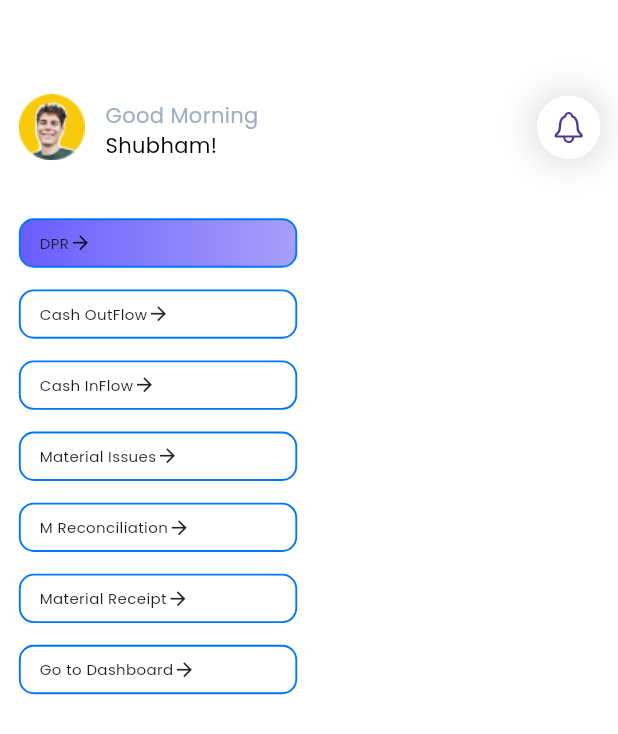
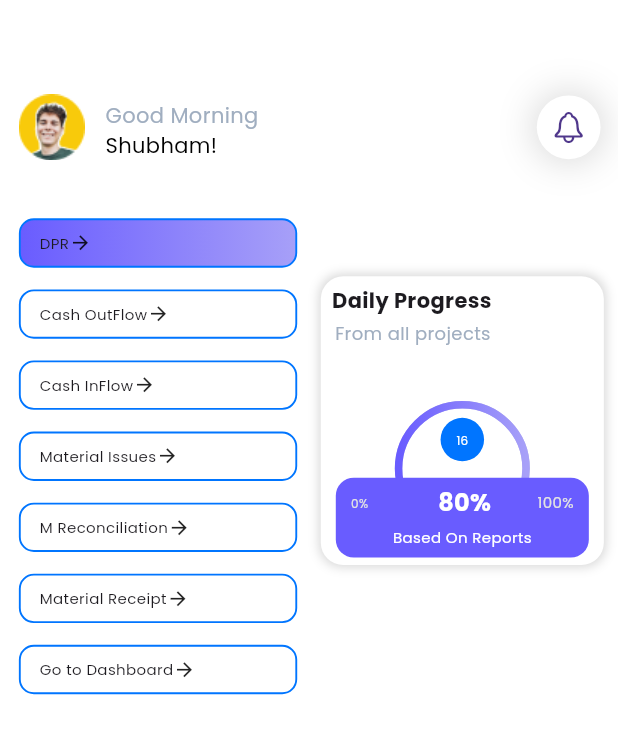
Before and after one commit to arjav1528/Internship_Assignment, a Flutter app: the screen it shows after launch, on a phone screen of 412 x 824 dp. Shown: the top 734 px of the screen. Run offline on Flutter 3.47's test engine with Material 3 defaults, Android fonts, the phone set to English and light mode, and no system bars; drawn by our look-alikes of percent_indicator; our stand-ins replace google_fonts.

Commit message:
Updated progress_bar.dart

```diff
--- a/lib/main.dart
+++ b/lib/main.dart
@@ -1,4 +1,4 @@
-import 'package:assignment1/home_screen.dart';
+import 'package:assignment1/screens/home_screen.dart';
 import 'package:flutter/material.dart';
 void main(){
   runApp(MyApp());
--- a/lib/home_screen.dart
+++ b/lib/screens/home_screen.dart
@@ -1,4 +1,5 @@
 import 'package:assignment1/widgets/appbar.dart';
+import 'package:assignment1/widgets/progress_bar.dart';
 import 'package:flutter/material.dart';
 import 'package:google_fonts/google_fonts.dart';
 
@@ -34,6 +35,7 @@ class _HomeScreenState extends State<HomeScreen> {
           CustomAppBar(),
           SizedBox(height: 40*heightMultiplier,),
           Row(
+            crossAxisAlignment: CrossAxisAlignment.start,
             children: [
               SizedBox(
                 width: 189*widthMultiplier,
@@ -96,6 +98,13 @@ class _HomeScreenState extends State<HomeScreen> {
                   },
                 ),
               ),
+              SizedBox(width: 15*widthMultiplier,),
+              Column(
+                children: [
+                  SizedBox(height: 40*heightMultiplier,),
+                  ProgressBar()
+                ],
+              )
 
             ],
           )
--- /dev/null
+++ b/lib/widgets/progress_bar.dart
@@ -0,0 +1,166 @@
+import 'package:flutter/material.dart';
+import 'package:google_fonts/google_fonts.dart';
+import 'package:percent_indicator/circular_percent_indicator.dart';
+class ProgressBar extends StatefulWidget {
+  const ProgressBar({super.key});
+
+  @override
+  State<ProgressBar> createState() => _ProgressBarState();
+}
+
+class _ProgressBarState extends State<ProgressBar> {
+  double percentage = 80;
+  @override
+  Widget build(BuildContext context) {
+    double heightMultiplier = (MediaQuery.of(context).size.height) / 852;
+    double widthMultiplier = (MediaQuery.of(context).size.width) / 393;
+    return Container(
+      height: 199*heightMultiplier,
+      width: 180*widthMultiplier,
+      decoration: BoxDecoration(
+        borderRadius: BorderRadius.circular(15),
+        color: Colors.white,
+        boxShadow: [
+          BoxShadow(
+              spreadRadius: 1,
+              blurRadius: 5,
+              color: Color(0xFF000000).withAlpha(40)
+          )
+        ]
+      ),
+      child: Column(
+        mainAxisAlignment: MainAxisAlignment.start,
+        crossAxisAlignment: CrossAxisAlignment.start,
+        children: [
+          Padding(
+            padding: EdgeInsets.only(left: 7*widthMultiplier,top: 6*heightMultiplier),
+            child: Text('Daily Progress',
+            style: GoogleFonts.poppins(
+              fontWeight: FontWeight.w700
+              // fontSize:,
+
+            ),),
+          ),
+          Padding(
+            padding: EdgeInsets.only(top: 4*heightMultiplier,left: 9*widthMultiplier),
+            child: Text('From all projects',
+            style: GoogleFonts.poppins(
+              fontSize: 12,
+              color: Color(0xFFA0AEC0)
+
+            ),),
+          ),
+          Spacer(),
+          Stack(
+            children: [
+              Align(
+                alignment: Alignment.bottomCenter,
+                child: Column(
+                  children: [
+                    Center(
+                      child: CircularPercentIndicator(
+                        linearGradient: LinearGradient(
+                          colors: [Color(0xFF695CFF),Color(0xFFA7A0F8)],
+                        ),
+                        percent: percentage/100,
+                        center: Column(
+                          mainAxisAlignment: MainAxisAlignment.center,
+                          children: [
+                            Container(
+                              height: 30*heightMultiplier,
+                              width: 30*widthMultiplier,
+                              decoration: BoxDecoration(
+                                shape: BoxShape.circle,
+                                color: Color(0xFF0075FF)
+
+                              ),
+                              child: Center(
+                                  child: Text('16',
+                                  style: GoogleFonts.poppins(
+                                    fontSize: 8,
+                                    color: Colors.white
+                                  ),),
+                              ),
+
+                            ),
+                            SizedBox(height: 40*heightMultiplier,)
+                          ],
+                        ),
+                        radius: 45,
+                        startAngle: 180,
+                        reverse: false,
+                        animation: true,
+                        backgroundColor: Color(0xFFBEBEE7),
+                        circularStrokeCap: CircularStrokeCap.round,
+                      ),
+                    ),
+                    SizedBox(height: 20*heightMultiplier,),
+                  ],
+                ),
+              ),
+              Positioned(
+                bottom: 5,
+                left: 10,
+                right: 10,
+                child: Container(
+                  height: 55*heightMultiplier,
+                  width: 165*widthMultiplier,
+                  decoration: BoxDecoration(
+                    color: Color(0xFF695CFF),
+                    borderRadius: BorderRadius.circular(12)
+                  ),
+                  child: Column(
+                    children: [
+                      Padding(
+                        padding: EdgeInsets.only(top: 5*heightMultiplier),
+                        child: Row(
+                          children: [
+                            SizedBox(width: 10,),
+                            Text('0%',
+                            style: GoogleFonts.poppins(
+                              fontSize: 8,
+                              color: Color(0xFFE3E3E3)
+                            ),),
+                            Spacer(),
+                            SizedBox(width: 15*widthMultiplier,),
+                            Text('${percentage.toStringAsFixed(0)}%',
+                              style: GoogleFonts.poppins(
+                                  fontSize: 16,
+                                  color: Color(0xFFFFFFFF),
+                                  fontWeight: FontWeight.w700
+                              ),),
+                            Spacer(),
+                            Text('100%',
+                              style: GoogleFonts.poppins(
+                                  fontSize: 10,
+                                  color: Color(0xFFE3E3E3)
+                              ),),
+                            SizedBox(width: 10,),
+                          ],
+                        ),
+                      ),
+                      Spacer(),
+
+                      Center(
+                          child: Padding(
+                            padding: const EdgeInsets.only(bottom: 7),
+                            child: Text('Based On Reports',
+                            style: GoogleFonts.poppins(
+                              color: Colors.white,
+                              fontSize: 10
+                            ),),
+                          )
+                      )
+                    ],
+                  ),
+                ),
+              )
+
+            ],
+          )
+        ],
+      ),
+
+    );
+  }
+}
--- a/pubspec.yaml
+++ b/pubspec.yaml
@@ -35,6 +35,7 @@ dependencies:
   # Use with the CupertinoIcons class for iOS style icons.
   cupertino_icons: ^1.0.8
   google_fonts: ^6.2.1
+  percent_indicator: ^4.2.4
 
 dev_dependencies:
   flutter_test:
```
Also changed, not shown: pubspec.lock.
